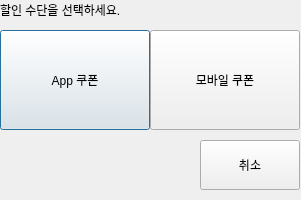
This is VentiApp/discountdialog.ui in minki9252/TheVentiKiosk as Qt 5 draws it before an edit. The edited form follows.
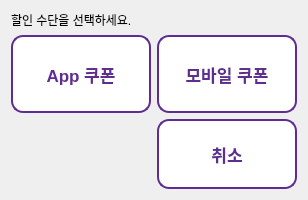
This is the edited form.

```diff
--- a/VentiApp/discountdialog.ui
+++ b/VentiApp/discountdialog.ui
@@ -6,65 +6,92 @@
    <rect>
     <x>0</x>
     <y>0</y>
-    <width>301</width>
+    <width>304</width>
     <height>200</height>
    </rect>
   </property>
   <property name="windowTitle">
    <string>Dialog</string>
   </property>
-  <widget class="QLabel" name="label">
-   <property name="geometry">
-    <rect>
-     <x>0</x>
-     <y>0</y>
-     <width>150</width>
-     <height>20</height>
-    </rect>
+  <property name="styleSheet">
+   <string notr="true">/* [위치: 상단 Grid Layout 내의 버튼들 또는 page_3 전체] */
+QPushButton {
+    background-color: #ffffff;
+    border: 2px solid #5d2d91; /* 더벤티 보라색 테두리 */
+    border-radius: 12px;
+    padding: 8px;
+    font-size: 13pt;
+    font-weight: bold;
+    color: #5d2d91;
+    min-height: 50px; /* 버튼 높이를 키워 터치하기 좋게 만듦 */
+}
+
+/* 버튼이 눌렸을 때 (피드백) */
+QPushButton:pressed {
+    background-color: #5d2d91;
+    color: white;
+}</string>
+  </property>
+  <layout class="QGridLayout" name="gridLayout">
+   <item row="3" column="1">
+    <widget class="QPushButton" name="btnCancel">
+     <property name="minimumSize">
+      <size>
+       <width>140</width>
+       <height>70</height>
+      </size>
    </property>
    <property name="text">
-    <string>할인 수단을 선택하세요.</string>
-   </property>
-  </widget>
+      <string>취소</string>
+     </property>
+    </widget>
+   </item>
+   <item row="1" column="0">
   <widget class="QPushButton" name="btnAppCoupon">
-   <property name="geometry">
-    <rect>
-     <x>0</x>
-     <y>30</y>
-     <width>150</width>
-     <height>100</height>
-    </rect>
+     <property name="sizePolicy">
+      <sizepolicy hsizetype="Minimum" vsizetype="Expanding">
+       <horstretch>0</horstretch>
+       <verstretch>0</verstretch>
+      </sizepolicy>
+     </property>
+     <property name="minimumSize">
+      <size>
+       <width>140</width>
+       <height>70</height>
+      </size>
    </property>
    <property name="text">
     <string>App 쿠폰</string>
    </property>
   </widget>
+   </item>
+   <item row="1" column="1">
   <widget class="QPushButton" name="btnMobileCoupon">
-   <property name="geometry">
-    <rect>
-     <x>150</x>
-     <y>30</y>
-     <width>150</width>
-     <height>100</height>
-    </rect>
+     <property name="sizePolicy">
+      <sizepolicy hsizetype="Minimum" vsizetype="Expanding">
+       <horstretch>0</horstretch>
+       <verstretch>0</verstretch>
+      </sizepolicy>
+     </property>
+     <property name="minimumSize">
+      <size>
+       <width>140</width>
+       <height>70</height>
+      </size>
    </property>
    <property name="text">
     <string>모바일 쿠폰</string>
    </property>
   </widget>
-  <widget class="QPushButton" name="btnCancel">
-   <property name="geometry">
-    <rect>
-     <x>200</x>
-     <y>140</y>
-     <width>100</width>
-     <height>50</height>
-    </rect>
-   </property>
+   </item>
+   <item row="0" column="0" colspan="2">
+    <widget class="QLabel" name="label">
    <property name="text">
-    <string>취소</string>
-   </property>
-  </widget>
+      <string>할인 수단을 선택하세요.</string>
+     </property>
+    </widget>
+   </item>
+  </layout>
  </widget>
  <resources/>
  <connections/>
```
Lines whose indentation alone changed are shown as unchanged.
